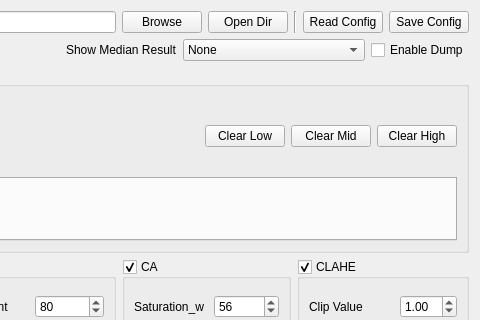
Qt form script/verify_tool_app/ui/dci_ui.ui (FaiScofield/hwpq_verify) before a commit; both pictures show x 415 to 895 and y 0 to 320 of the 895 by 636 pixel window.
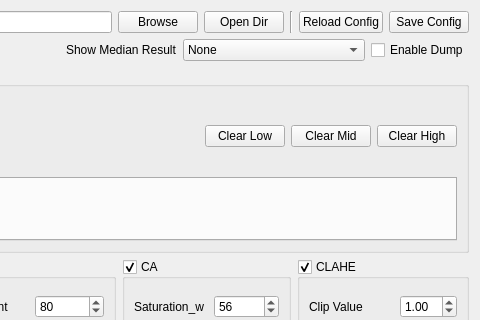
The same form after that commit.

Diff of the .ui file:
```diff
--- a/script/verify_tool_app/ui/dci_ui.ui
+++ b/script/verify_tool_app/ui/dci_ui.ui
@@ -84,7 +84,7 @@
         <string>保存配置参数到 json 配置文件</string>
        </property>
        <property name="text">
-        <string>Read Config</string>
+        <string>Reload Config</string>
        </property>
       </widget>
      </item>
```
